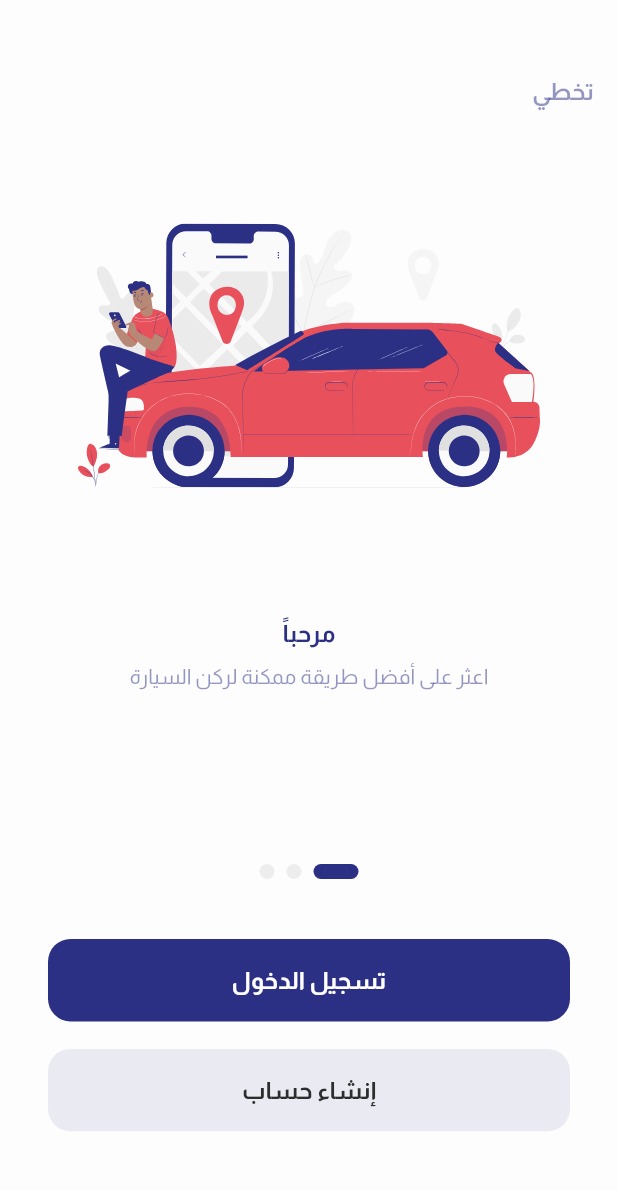
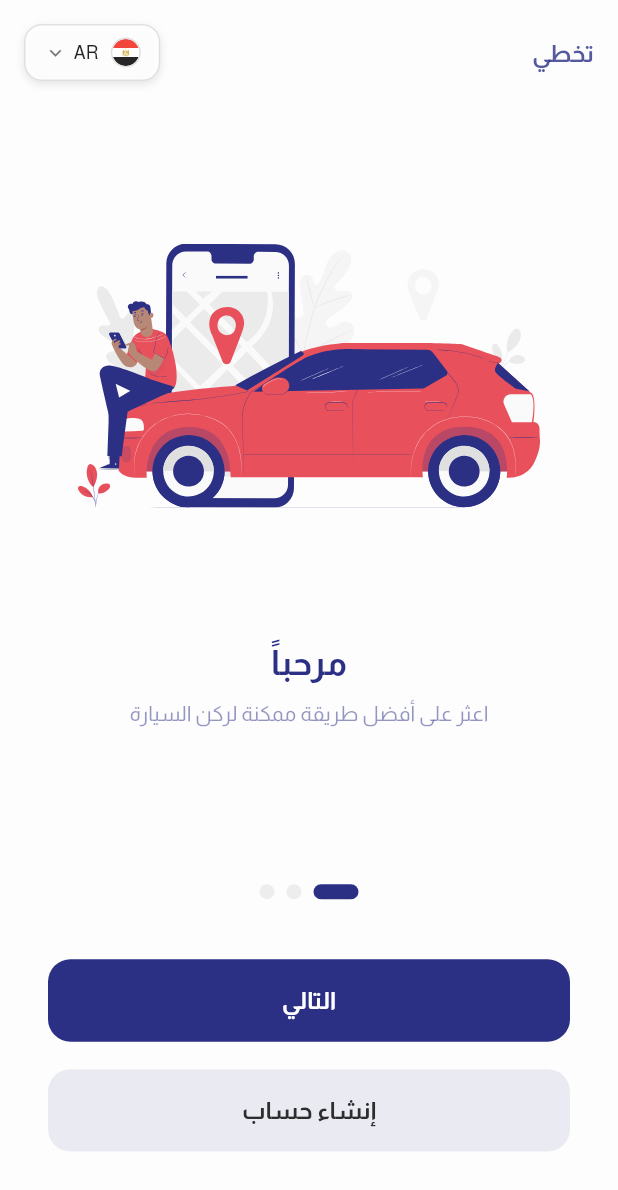
Before and after one commit to Tqniait123/must_service_man, a Flutter app: the OnBoardingScreen screen opened by its route, on a phone screen of 412 x 824 dp. Shown: the top 1190 px of the screen. Run offline on Flutter 3.47's test engine with Material 3 defaults, Android fonts, the phone set to English and light mode, and no system bars; drawn by our look-alikes of auto_size_text, smooth_page_indicator; our stand-ins replace bloc, bot_toast, cached_network_image, connectivity_plus, dartz, dio and 21 more; missing offline and left inert: mobile_scanner; accounts and stored records are empty; network calls fail.

Commit message:
feat(on_boarding): refactor onboarding screen with language selection
- Add language dropdown selector with flag icons
- Improve page controller handling and state management
- Enhance image transitions with animations
- Restructure widget tree for better readability
- Fix splash screen navigation logic

```diff
--- a/lib/features/on_boarding/presentation/pages/on_boarding_screen.dart
+++ b/lib/features/on_boarding/presentation/pages/on_boarding_screen.dart
@@ -10,10 +10,12 @@ import 'package:must_invest_service_man/core/services/di.dart';
 import 'package:must_invest_service_man/core/static/icons.dart';
 import 'package:must_invest_service_man/core/theme/colors.dart';
 import 'package:must_invest_service_man/core/translations/locale_keys.g.dart';
+import 'package:must_invest_service_man/core/utils/dialogs/languages_bottom_sheet.dart';
 import 'package:must_invest_service_man/core/utils/widgets/buttons/custom_elevated_button.dart';
 import 'package:must_invest_service_man/features/on_boarding/presentation/widgets/custom_page_view.dart';
 import 'package:smooth_page_indicator/smooth_page_indicator.dart';
 
+/// OnBoarding screen with language selection
 class OnBoardingScreen extends StatefulWidget {
   const OnBoardingScreen({super.key});
 
@@ -23,23 +25,27 @@ class OnBoardingScreen extends StatefulWidget {
 
 class _OnBoardingScreenState extends State<OnBoardingScreen> {
   final PageController _pageController = PageController();
-  final MustInvestServiceManPreferences preferences =
-      sl<MustInvestServiceManPreferences>();
+  final MustInvestServiceManPreferences preferences = sl<MustInvestServiceManPreferences>();
+
   int _currentPage = 0;
-  List<String> images = [
-    AppIcons.onBoarding1,
-    AppIcons.onBoarding2,
-    AppIcons.onBoarding3,
-  ];
+
+  final List<String> _images = [AppIcons.onBoarding1, AppIcons.onBoarding2, AppIcons.onBoarding3];
 
   @override
   void initState() {
     super.initState();
-    _pageController.addListener(() {
+    _setupPageController();
+  }
+
+  @override
+  void didChangeDependencies() {
+    super.didChangeDependencies();
+    // This will be called whenever the locale changes
+    if (mounted) {
       setState(() {
-        _currentPage = _pageController.page!.round();
+        // Force rebuild when locale changes
       });
-    });
+    }
   }
 
   @override
@@ -48,67 +54,207 @@ class _OnBoardingScreenState extends State<OnBoardingScreen> {
     super.dispose();
   }
 
+  void _setupPageController() {
+    _pageController.addListener(() {
+      if (_pageController.hasClients) {
+        setState(() {
+          _currentPage = _pageController.page!.round();
+        });
+      }
+    });
+  }
+
+  void _showLanguageDropdown() {
+    showLanguageBottomSheet(context);
+  }
+
+  String _getSelectedLanguageFlag() {
+    switch (context.locale.languageCode) {
+      case 'ar':
+        return AppIcons.ar;
+      case 'en':
+      default:
+        return AppIcons.en;
+    }
+  }
+
+  void _handleNextButton() {
+    if (_currentPage < 2) {
+      _pageController.nextPage(duration: const Duration(milliseconds: 300), curve: Curves.easeIn);
+    } else {
+      _completeOnBoarding(Routes.login);
+    }
+  }
+
+  void _handleSkip() {
+    _completeOnBoarding(Routes.login);
+  }
+
+  void _handleCreateAccount() {
+    _completeOnBoarding(Routes.register);
+  }
+
+  void _completeOnBoarding(String route) {
+    try {
+      preferences.setOnBoardingCompleted();
+      if (mounted) {
+        context.pushReplacement(route);
+      }
+    } catch (error) {
+      debugPrint('Error completing onboarding: $error');
+    }
+  }
+
+  void _navigateToPage(int index) {
+    _pageController.animateToPage(index, duration: const Duration(milliseconds: 300), curve: Curves.easeIn);
+  }
+
   @override
   Widget build(BuildContext context) {
     return Scaffold(
       body: SafeArea(
-        child: Center(
+        child: Column(
+          children: [
+            // Language selector at top
+            _buildTopLanguageBar(),
+
+            // Main content
+            Expanded(child: _buildMainContent()),
+          ],
+        ),
+      ),
+    );
+  }
+
+  Widget _buildTopLanguageBar() {
+    return Padding(
+      padding: const EdgeInsets.all(16.0),
+      child: Row(
+        mainAxisAlignment: MainAxisAlignment.spaceBetween,
+        children: [
+          // Skip button
+          GestureDetector(
+            onTap: _handleSkip,
+            child: Text(
+              LocaleKeys.skip.tr(),
+              style: context.textTheme.bodyLarge!.copyWith(color: AppColors.primary.withOpacity(0.8)),
+            ),
+          ),
+
+          // Language selector
+          _buildLanguageSelector(),
+        ],
+      ),
+    );
+  }
+
+  Widget _buildMainContent() {
+    return Center(
       child: SingleChildScrollView(
         child: Column(
           mainAxisAlignment: MainAxisAlignment.center,
           children: [
-                // Skip button at the top right
-                Padding(
-                  padding: const EdgeInsets.only(right: 16, bottom: 20),
-                  child: Align(
-                    alignment: Alignment.centerRight,
-                    child: GestureDetector(
-                      onTap: () {
-                        preferences.setOnBoardingCompleted();
-                        context.pushReplacement(Routes.login);
-                      },
-                      child: Text(
-                        LocaleKeys.skip.tr(),
-                        style: context.textTheme.bodyMedium!.copyWith(
-                          color: AppColors.primary.withValues(alpha: 0.5),
-                        ),
-                      ),
-                    ),
-                  ),
-                ),
-
-                // Image section
-                SizedBox(
-                  height: MediaQuery.of(context).size.height * 0.35,
-                  child: AnimatedSwitcher(
-                    duration: const Duration(milliseconds: 600),
-                    transitionBuilder: (
-                      Widget child,
-                      Animation<double> animation,
-                    ) {
-                      return FadeTransition(opacity: animation, child: child);
-                    },
-                    child: SvgPicture.asset(
-                      key: ValueKey(_currentPage),
-                      fit: BoxFit.fitWidth,
-                      images[_currentPage],
-                    ),
-                  ),
-                ),
+            // Image section with smooth transitions
+            _buildImageSection(),
 
             const SizedBox(height: 30),
 
             // Page content
-                SizedBox(
-                  height: MediaQuery.of(context).size.height * 0.2,
-                  child: CustomPageView(
-                    currentPage: _currentPage,
-                    pageController: _pageController,
+            _buildPageContent(),
+
+            // Page indicators
+            _buildPageIndicators(),
+
+            const SizedBox(height: 40),
+
+            // Action buttons
+            _buildActionButtons(),
+
+            const SizedBox(height: 20),
+          ],
         ),
       ),
+    );
+  }
 
-                // Indicators
-                AnimatedSmoothIndicator(
+  Widget _buildLanguageSelector() {
+    return GestureDetector(
+      onTap: _showLanguageDropdown,
+      child: Container(
+        padding: const EdgeInsets.symmetric(horizontal: 12, vertical: 8),
+        decoration: BoxDecoration(
+          color: Colors.white.withOpacity(0.9),
+          borderRadius: BorderRadius.circular(12),
+          border: Border.all(color: Colors.grey.withOpacity(0.3), width: 1),
+          boxShadow: [BoxShadow(color: Colors.black.withOpacity(0.1), blurRadius: 4, offset: const Offset(0, 2))],
+        ),
+        child: Row(
+          mainAxisSize: MainAxisSize.min,
+          children: [
+            // Flag
+            Container(
+              width: 20,
+              height: 20,
+              decoration: BoxDecoration(
+                shape: BoxShape.circle,
+                border: Border.all(color: Colors.grey.withOpacity(0.3)),
+              ),
+              child: ClipOval(
+                child: SvgPicture.asset(
+                  _getSelectedLanguageFlag(),
+                  fit: BoxFit.cover,
+                  placeholderBuilder: (context) => Container(color: Colors.grey.withOpacity(0.3)),
+                ),
+              ),
+            ),
+            const SizedBox(width: 8),
+
+            // Language code
+            Text(
+              context.locale.languageCode.toUpperCase(),
+              style: const TextStyle(color: Colors.black87, fontSize: 12, fontWeight: FontWeight.w500),
+            ),
+            const SizedBox(width: 4),
+
+            // Dropdown arrow
+            const Icon(Icons.keyboard_arrow_down, color: Colors.black54, size: 16),
+          ],
+        ),
+      ),
+    );
+  }
+
+  Widget _buildImageSection() {
+    return SizedBox(
+      height: MediaQuery.of(context).size.height * 0.35,
+      child: AnimatedSwitcher(
+        duration: const Duration(milliseconds: 600),
+        transitionBuilder: (Widget child, Animation<double> animation) {
+          return FadeTransition(
+            opacity: animation,
+            child: ScaleTransition(
+              scale: Tween<double>(
+                begin: 0.8,
+                end: 1.0,
+              ).animate(CurvedAnimation(parent: animation, curve: Curves.easeOut)),
+              child: child,
+            ),
+          );
+        },
+        child: SvgPicture.asset(key: ValueKey(_currentPage), fit: BoxFit.fitWidth, _images[_currentPage]),
+      ),
+    );
+  }
+
+  Widget _buildPageContent() {
+    return SizedBox(
+      height: MediaQuery.of(context).size.height * 0.2,
+      child: CustomPageView(currentPage: _currentPage, pageController: _pageController),
+    );
+  }
+
+  Widget _buildPageIndicators() {
+    return AnimatedSmoothIndicator(
       activeIndex: _currentPage,
       count: 3,
       effect: const ExpandingDotsEffect(
@@ -117,62 +263,32 @@ class _OnBoardingScreenState extends State<OnBoardingScreen> {
         dotHeight: 10,
         dotWidth: 10,
       ),
-                  onDotClicked: (index) {
-                    _pageController.animateToPage(
-                      index,
-                      duration: const Duration(milliseconds: 300),
-                      curve: Curves.easeIn,
+      onDotClicked: _navigateToPage,
     );
-                  },
-                ),
+  }
 
-                const SizedBox(height: 40),
-
-                // Button
-                Padding(
+  Widget _buildActionButtons() {
+    return Padding(
       padding: const EdgeInsets.symmetric(horizontal: 32),
       child: Column(
         children: [
+          // Main action button (Next/Login)
           CustomElevatedButton(
-                        title: LocaleKeys.login.tr(),
-                        // _currentPage == 2
-                        //     ? LocaleKeys.get_started.tr()
-                        //     : LocaleKeys.next.tr(),
-                        onPressed: () {
-                          if (_currentPage < 2) {
-                            _pageController.nextPage(
-                              duration: const Duration(milliseconds: 300),
-                              curve: Curves.easeIn,
-                            );
-                          } else {
-                            preferences.setOnBoardingCompleted();
-                            context.pushReplacement(Routes.login);
-                          }
-                        },
+            title: _currentPage < 2 ? LocaleKeys.next.tr() : LocaleKeys.login.tr(),
+            onPressed: _handleNextButton,
           ),
+
           20.gap,
+
+          // Create account button
           CustomElevatedButton(
             heroTag: 'create_account',
             isFilled: false,
             title: LocaleKeys.create_account.tr(),
             textColor: null,
-                        // _currentPage == 2
-                        //     ? LocaleKeys.get_started.tr()
-                        //     : LocaleKeys.next.tr(),
-                        onPressed: () {
-                          preferences.setOnBoardingCompleted();
-                          context.pushReplacement(Routes.register);
-                        },
+            onPressed: _handleCreateAccount,
           ),
         ],
-                  ),
-                ),
-
-                const SizedBox(height: 20),
-              ],
-            ),
-          ),
-        ),
       ),
     );
   }
--- a/lib/features/on_boarding/presentation/widgets/custom_page_view.dart
+++ b/lib/features/on_boarding/presentation/widgets/custom_page_view.dart
@@ -1,16 +1,14 @@
 import 'package:easy_localization/easy_localization.dart';
 import 'package:flutter/material.dart';
+import 'package:flutter_screenutil/flutter_screenutil.dart';
 import 'package:must_invest_service_man/core/extensions/txt_theme.dart';
 import 'package:must_invest_service_man/core/theme/colors.dart';
 import 'package:must_invest_service_man/core/translations/locale_keys.g.dart';
 
 class CustomPageView extends StatelessWidget {
-  const CustomPageView({
-    super.key,
-    required int currentPage,
-    required PageController pageController,
-  }) : _currentPage = currentPage,
-       _pageController = pageController;
+  const CustomPageView({super.key, required int currentPage, required PageController pageController})
+    : _currentPage = currentPage,
+      _pageController = pageController;
 
   final int _currentPage;
   final PageController _pageController;
@@ -18,18 +16,9 @@ class CustomPageView extends StatelessWidget {
   @override
   Widget build(BuildContext context) {
     final List<Map<String, String>> pages = [
-      {
-        "title": LocaleKeys.welcome.tr(),
-        "description": LocaleKeys.find_a_best_possible_way_to_pa.tr(),
-      },
-      {
-        "title": LocaleKeys.hollaaa.tr(),
-        "description": LocaleKeys.find_the_best_possible_parking.tr(),
-      },
-      {
-        "title": LocaleKeys.find_parking.tr(),
-        "description": LocaleKeys.find_your_perfect_parking_spac.tr(),
-      },
+      {"title": LocaleKeys.welcome.tr(), "description": LocaleKeys.find_a_best_possible_way_to_pa.tr()},
+      {"title": LocaleKeys.hollaaa.tr(), "description": LocaleKeys.find_the_best_possible_parking.tr()},
+      {"title": LocaleKeys.find_parking.tr(), "description": LocaleKeys.find_your_perfect_parking_spac.tr()},
     ];
 
     return PageView.builder(
@@ -41,9 +30,7 @@ class CustomPageView extends StatelessWidget {
               // const SizedBox(height: 48),
               Text(
                 pages[index]["title"]!,
-                style: context.textTheme.bodyMedium!.copyWith(
-                  color: AppColors.primary,
-                ),
+                style: context.textTheme.bodyLarge!.copyWith(color: AppColors.primary, fontSize: 25.r),
                 textAlign: TextAlign.center,
               ),
               const SizedBox(height: 8),
@@ -52,9 +39,7 @@ class CustomPageView extends StatelessWidget {
                 child: Text(
                   pages[index]["description"]!,
                   textAlign: TextAlign.center,
-                  style: context.textTheme.bodySmall!.copyWith(
-                    color: AppColors.primary.withValues(alpha: 0.5),
-                  ),
+                  style: context.textTheme.bodySmall!.copyWith(color: AppColors.primary.withValues(alpha: 0.5)),
                 ),
               ),
               // const SizedBox(
--- a/lib/features/splash/presentation/pages/splash.dart
+++ b/lib/features/splash/presentation/pages/splash.dart
@@ -123,7 +123,7 @@ class _SplashScreenState extends State<SplashScreen> with TickerProviderStateMix
     final pref = MustInvestServiceManPreferences(sl());
     final bool isOnBoardingCompleted = pref.isOnBoardingCompleted();
 
-    if (!isOnBoardingCompleted) {
+    if (isOnBoardingCompleted) {
       // Navigate to onboarding if not completed
       context.go(Routes.onBoarding1);
     } else {
```
Lines whose indentation alone changed are shown as unchanged.
